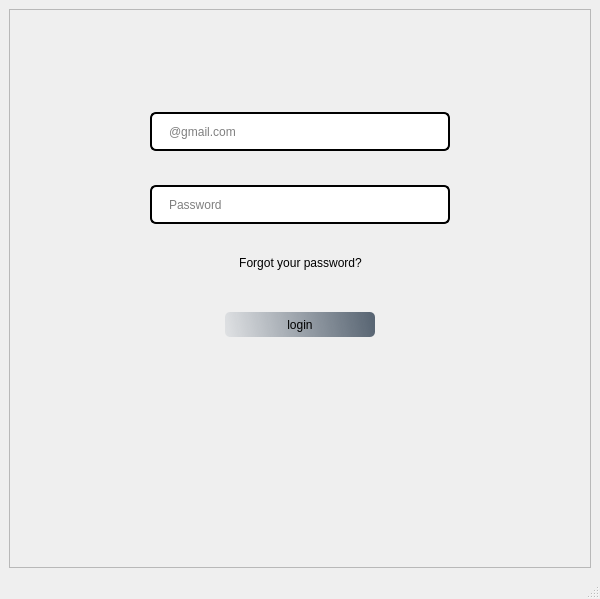
Before: the Qt Designer form UI/Login.ui in mukarramdaniel/Distribution-System_Python, drawn with Qt 5.
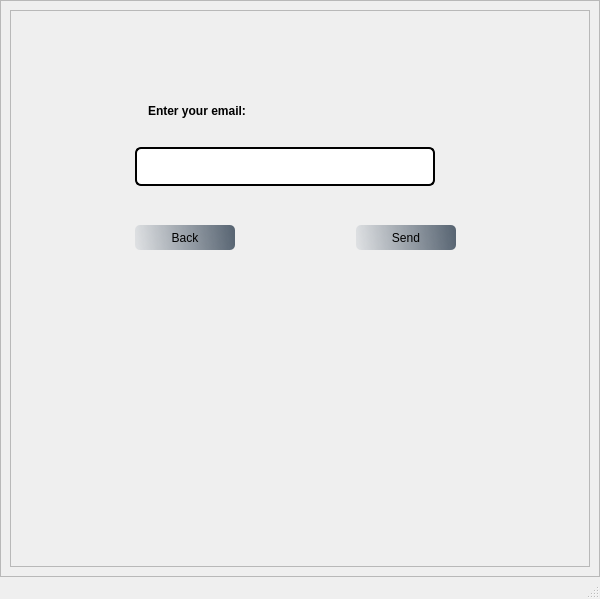
After: the same form once the commit is applied. The open tabs and pages were chosen to show the change. Icons and pictures are not drawn.

Diff of the .ui file:
```diff
--- a/UI/Login.ui
+++ b/UI/Login.ui
@@ -17,8 +17,8 @@
    <string>MainWindow</string>
   </property>
   <property name="styleSheet">
-   <string notr="true">#loginFrame{
-background-image:url(:/Login/output-onlinepngtools.png);
+   <string notr="true">#loginStackedWidgetPage1{
+background-image:url(:/reset/Graphics/Login/output-onlinepngtools.png);
 padding:10px 70px 15px 70px;
 }
 #emailinp{
@@ -76,8 +76,23 @@
   </property>
   <widget class="QWidget" name="centralwidget">
    <layout class="QGridLayout" name="gridLayout">
+    <property name="leftMargin">
+     <number>0</number>
+    </property>
+    <property name="topMargin">
+     <number>0</number>
+    </property>
+    <property name="rightMargin">
+     <number>0</number>
+    </property>
+    <property name="bottomMargin">
+     <number>0</number>
+    </property>
+    <property name="spacing">
+     <number>0</number>
+    </property>
     <item row="0" column="0">
-     <widget class="QFrame" name="loginFrame">
+     <widget class="QStackedWidget" name="loginStackedWidget">
       <property name="cursor">
        <cursorShape>PointingHandCursor</cursorShape>
       </property>
@@ -90,6 +105,10 @@
       <property name="frameShadow">
        <enum>QFrame::Raised</enum>
       </property>
+      <property name="currentIndex">
+       <number>0</number>
+      </property>
+      <widget class="QWidget" name="loginStackedWidgetPage1">
       <layout class="QVBoxLayout" name="verticalLayout">
        <item>
         <widget class="QWidget" name="widget_5" native="true">
@@ -110,7 +129,10 @@
           <item>
            <widget class="QLabel" name="label">
             <property name="text">
-             <string>&lt;html&gt;&lt;head/&gt;&lt;body&gt;&lt;p&gt;&lt;img src=&quot;:/Login/ARM_LOGO_Crop-removebg-preview.png&quot;/&gt;&lt;/p&gt;&lt;/body&gt;&lt;/html&gt;</string>
+              <string/>
+             </property>
+             <property name="pixmap">
+              <pixmap resource="../login.qrc">:/Login/Graphics/Login/ARM_LOGO_Crop-removebg-preview.png</pixmap>
             </property>
             <property name="alignment">
              <set>Qt::AlignRight|Qt::AlignTop|Qt::AlignTrailing</set>
@@ -123,7 +145,10 @@
        <item>
         <widget class="QLabel" name="loginimg">
          <property name="text">
-          <string>&lt;html&gt;&lt;head/&gt;&lt;body&gt;&lt;p&gt;&lt;img src=&quot;:/Login/user (2).png&quot;/&gt;&lt;/p&gt;&lt;/body&gt;&lt;/html&gt;</string>
+           <string/>
+          </property>
+          <property name="pixmap">
+           <pixmap resource="../login.qrc">:/Login/Graphics/Login/user (2).png</pixmap>
          </property>
          <property name="alignment">
           <set>Qt::AlignCenter</set>
@@ -305,7 +330,7 @@
              <string>login</string>
             </property>
             <property name="icon">
-             <iconset resource="../login.qrc">
+              <iconset>
               <normaloff>:/Login/icons8-enter-48.png</normaloff>:/Login/icons8-enter-48.png</iconset>
             </property>
            </widget>
@@ -341,6 +366,288 @@
        </item>
       </layout>
      </widget>
+      <widget class="QWidget" name="Reset1">
+       <property name="styleSheet">
+        <string notr="true">#Reset1{
+background-image:url(:/reset/Graphics/Login/output-onlinepngtools.png)
+}
+#mainlbl{
+height:25px;
+margin-top:20px;
+}
+#maillbl{
+height:25px;
+margin-top:10px;
+padding:5px 10px;
+}
+#emailtxt{
+height:25px;
+border:2px solid black;
+border-radius : 6px;
+padding:5px 10px;
+}
+#emailtxt:hover{
+border:2px solid gray;
+}
+#emailtxt:focus{
+border:2px solid gray;
+}
+#backbtn , #sendbtn{
+margin-top:15px;
+height:25px;
+width:50px;
+color:black;
+background-color:qlineargradient(spread:pad,x1:0,y1:0.505682,x2:1,y2:0.477,stop:0 rgba(20,47,78,20),stop:1 rgba(85,98,112,250));
+border-radius:5px;
+}
+#backbtnbtn:pressed , #sendbtn:pressed {
+	padding-left:5px;
+	padding-top:5px;
+	background-color:rgba(112,112,112,255);
+	border-postion:calc(100% -10px)center;
+}
+#backbtn:hover , sendbtn:hover {
+	background-color:rgba(112,112,112,255);
+}
+</string>
+       </property>
+       <layout class="QVBoxLayout" name="verticalLayout_2">
+        <item>
+         <widget class="QWidget" name="widget_6" native="true">
+          <layout class="QVBoxLayout" name="verticalLayout_3">
+           <property name="spacing">
+            <number>0</number>
+           </property>
+           <property name="leftMargin">
+            <number>0</number>
+           </property>
+           <property name="topMargin">
+            <number>0</number>
+           </property>
+           <property name="rightMargin">
+            <number>0</number>
+           </property>
+           <property name="bottomMargin">
+            <number>0</number>
+           </property>
+           <item>
+            <widget class="QFrame" name="resetframe">
+             <property name="frameShape">
+              <enum>QFrame::StyledPanel</enum>
+             </property>
+             <property name="frameShadow">
+              <enum>QFrame::Raised</enum>
+             </property>
+             <layout class="QFormLayout" name="formLayout">
+              <item row="0" column="1">
+               <widget class="QLabel" name="logolbl">
+                <property name="text">
+                 <string>&lt;html&gt;&lt;head/&gt;&lt;body&gt;&lt;p&gt;&lt;img src=&quot;:/reset/Graphics/Login/ARM_LOGO_Crop-removebg-preview.png&quot;/&gt;&lt;/p&gt;&lt;/body&gt;&lt;/html&gt;</string>
+                </property>
+                <property name="alignment">
+                 <set>Qt::AlignRight|Qt::AlignTrailing|Qt::AlignVCenter</set>
+                </property>
+               </widget>
+              </item>
+              <item row="1" column="1">
+               <widget class="QLabel" name="mainlbl">
+                <property name="text">
+                 <string>&lt;html&gt;&lt;head/&gt;&lt;body&gt;&lt;p&gt;&lt;img src=&quot;:/reset/Graphics/reser/icons8-forgot-password-30.png&quot;/&gt;&lt;/p&gt;&lt;/body&gt;&lt;/html&gt;</string>
+                </property>
+                <property name="alignment">
+                 <set>Qt::AlignCenter</set>
+                </property>
+               </widget>
+              </item>
+              <item row="2" column="1">
+               <widget class="QWidget" name="widget_7" native="true">
+                <layout class="QHBoxLayout" name="horizontalLayout_6">
+                 <item>
+                  <spacer name="horizontalSpacer_10">
+                   <property name="orientation">
+                    <enum>Qt::Horizontal</enum>
+                   </property>
+                   <property name="sizeType">
+                    <enum>QSizePolicy::Preferred</enum>
+                   </property>
+                   <property name="sizeHint" stdset="0">
+                    <size>
+                     <width>100</width>
+                     <height>20</height>
+                    </size>
+                   </property>
+                  </spacer>
+                 </item>
+                 <item>
+                  <widget class="QLabel" name="maillbl">
+                   <property name="font">
+                    <font>
+                     <weight>75</weight>
+                     <bold>true</bold>
+                    </font>
+                   </property>
+                   <property name="text">
+                    <string>Enter your email:</string>
+                   </property>
+                  </widget>
+                 </item>
+                 <item>
+                  <spacer name="horizontalSpacer_11">
+                   <property name="orientation">
+                    <enum>Qt::Horizontal</enum>
+                   </property>
+                   <property name="sizeType">
+                    <enum>QSizePolicy::MinimumExpanding</enum>
+                   </property>
+                   <property name="sizeHint" stdset="0">
+                    <size>
+                     <width>40</width>
+                     <height>20</height>
+                    </size>
+                   </property>
+                  </spacer>
+                 </item>
+                </layout>
+               </widget>
+              </item>
+              <item row="3" column="1">
+               <widget class="QWidget" name="widget_8" native="true">
+                <property name="minimumSize">
+                 <size>
+                  <width>300</width>
+                  <height>0</height>
+                 </size>
+                </property>
+                <layout class="QHBoxLayout" name="horizontalLayout_7">
+                 <item>
+                  <spacer name="horizontalSpacer_12">
+                   <property name="orientation">
+                    <enum>Qt::Horizontal</enum>
+                   </property>
+                   <property name="sizeType">
+                    <enum>QSizePolicy::Preferred</enum>
+                   </property>
+                   <property name="sizeHint" stdset="0">
+                    <size>
+                     <width>100</width>
+                     <height>20</height>
+                    </size>
+                   </property>
+                  </spacer>
+                 </item>
+                 <item>
+                  <widget class="QLineEdit" name="emailtxt">
+                   <property name="minimumSize">
+                    <size>
+                     <width>300</width>
+                     <height>0</height>
+                    </size>
+                   </property>
+                  </widget>
+                 </item>
+                 <item>
+                  <spacer name="horizontalSpacer_13">
+                   <property name="orientation">
+                    <enum>Qt::Horizontal</enum>
+                   </property>
+                   <property name="sizeHint" stdset="0">
+                    <size>
+                     <width>40</width>
+                     <height>20</height>
+                    </size>
+                   </property>
+                  </spacer>
+                 </item>
+                </layout>
+               </widget>
+              </item>
+              <item row="4" column="1">
+               <widget class="QWidget" name="widget_9" native="true">
+                <layout class="QHBoxLayout" name="horizontalLayout_8">
+                 <item>
+                  <spacer name="horizontalSpacer_14">
+                   <property name="orientation">
+                    <enum>Qt::Horizontal</enum>
+                   </property>
+                   <property name="sizeType">
+                    <enum>QSizePolicy::Preferred</enum>
+                   </property>
+                   <property name="sizeHint" stdset="0">
+                    <size>
+                     <width>100</width>
+                     <height>20</height>
+                    </size>
+                   </property>
+                  </spacer>
+                 </item>
+                 <item>
+                  <widget class="QPushButton" name="backbtn">
+                   <property name="minimumSize">
+                    <size>
+                     <width>100</width>
+                     <height>0</height>
+                    </size>
+                   </property>
+                   <property name="text">
+                    <string>Back</string>
+                   </property>
+                   <property name="icon">
+                    <iconset resource="../reset.qrc">
+                     <normaloff>:/reset/Graphics/reser/icons8-back-arrow-30.png</normaloff>:/reset/Graphics/reser/icons8-back-arrow-30.png</iconset>
+                   </property>
+                  </widget>
+                 </item>
+                 <item>
+                  <spacer name="horizontalSpacer_15">
+                   <property name="orientation">
+                    <enum>Qt::Horizontal</enum>
+                   </property>
+                   <property name="sizeHint" stdset="0">
+                    <size>
+                     <width>40</width>
+                     <height>20</height>
+                    </size>
+                   </property>
+                  </spacer>
+                 </item>
+                 <item>
+                  <widget class="QPushButton" name="sendbtn">
+                   <property name="minimumSize">
+                    <size>
+                     <width>100</width>
+                     <height>0</height>
+                    </size>
+                   </property>
+                   <property name="text">
+                    <string>Send</string>
+                   </property>
+                  </widget>
+                 </item>
+                 <item>
+                  <spacer name="horizontalSpacer_16">
+                   <property name="orientation">
+                    <enum>Qt::Horizontal</enum>
+                   </property>
+                   <property name="sizeHint" stdset="0">
+                    <size>
+                     <width>40</width>
+                     <height>20</height>
+                    </size>
+                   </property>
+                  </spacer>
+                 </item>
+                </layout>
+               </widget>
+              </item>
+             </layout>
+            </widget>
+           </item>
+          </layout>
+         </widget>
+        </item>
+       </layout>
+      </widget>
+     </widget>
     </item>
    </layout>
   </widget>
```
Left out of the diff: 1 changed line with no effect on the pictures. Lines whose indentation alone changed are shown as unchanged.
